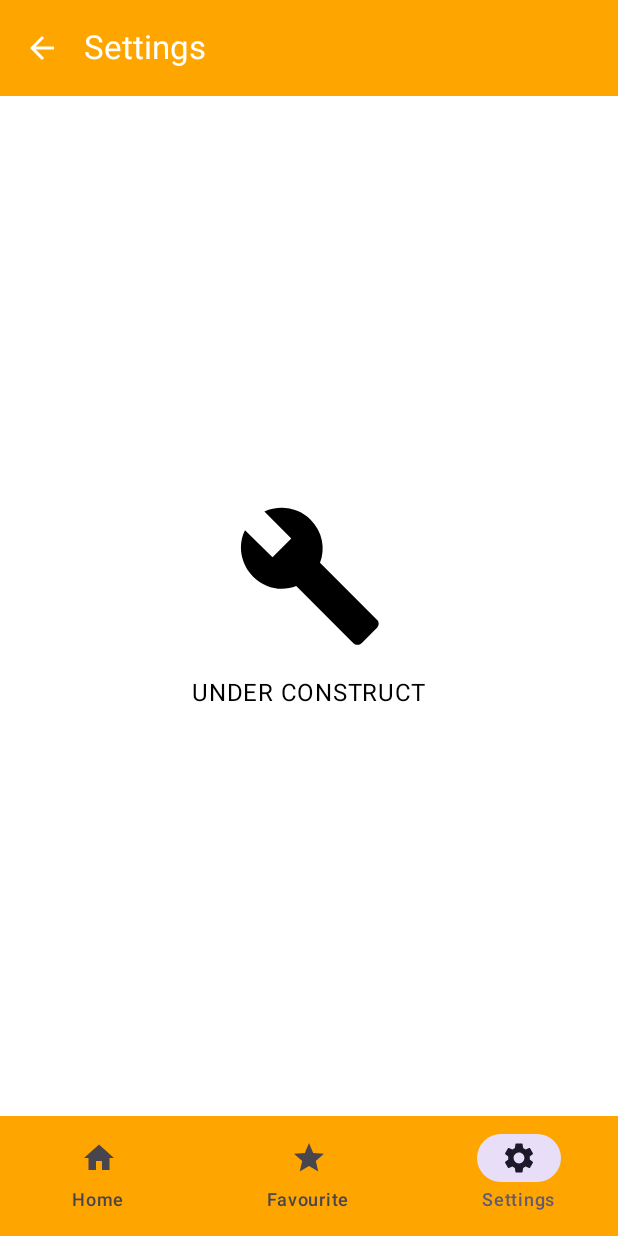
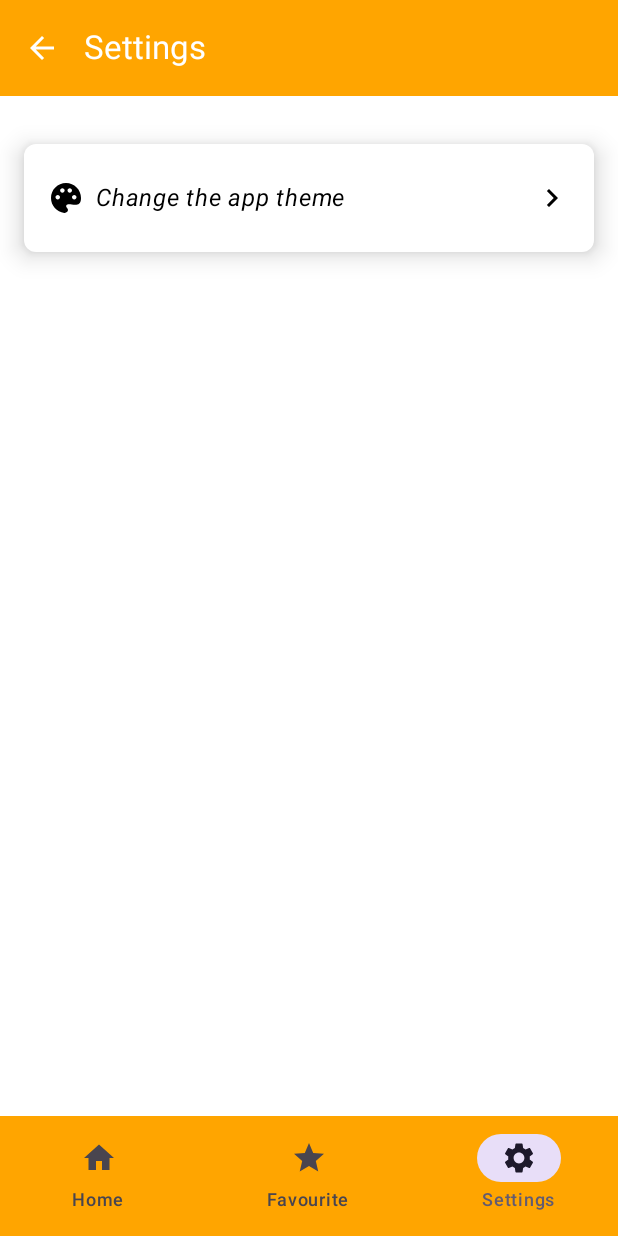
Before and after one commit to Robilko/BasketSnap, an Android app built with Jetpack Compose: the screen it shows after launch (MainActivity), item 3 of the bottom bar chosen, on a phone screen of 412 x 824 dp. Run offline under Robolectric (Android 15) with nearby library versions, the phone set to English and light mode, and no system bars; our stand-ins replace Dagger/Hilt's generated code, Room's generated code; libraries missing offline, so code that uses them is left out: coil.decode, com.jakewharton.retrofit2; network calls fail; pictures from the network do not load.

Commit message:
Реализован минимальный функционал экрана настроек - смена темы приложения

```diff
--- a/app/src/main/java/ru/robilko/basket_snap/MainActivity.kt
+++ b/app/src/main/java/ru/robilko/basket_snap/MainActivity.kt
@@ -9,16 +9,22 @@ import dagger.hilt.android.AndroidEntryPoint
 import ru.robilko.basket_snap.ui.BasketSnapApp
 import ru.robilko.basket_snap.ui.rememberBasketSnapAppState
 import ru.robilko.core_ui.theme.BasketSnapTheme
+import ru.robilko.settings.domain.repo.AppConfigRepository
+import javax.inject.Inject
 
 @AndroidEntryPoint
 class MainActivity : ComponentActivity() {
+    @Inject
+    lateinit var appConfigRepository: AppConfigRepository
+
     override fun onCreate(savedInstanceState: Bundle?) {
         installSplashScreen()
         super.onCreate(savedInstanceState)
         enableEdgeToEdge()
         setContent {
-            val appState = rememberBasketSnapAppState()
-            BasketSnapTheme {
+            val appState = rememberBasketSnapAppState(appConfigRepository)
+
+            BasketSnapTheme(isDarkTheme = appState.isDarkTheme) {
                 BasketSnapApp(appState)
             }
         }
--- a/app/src/main/java/ru/robilko/basket_snap/ui/BasketSnapApp.kt
+++ b/app/src/main/java/ru/robilko/basket_snap/ui/BasketSnapApp.kt
@@ -29,8 +29,6 @@ import androidx.compose.runtime.setValue
 import androidx.compose.ui.Modifier
 import androidx.compose.ui.graphics.Color
 import androidx.compose.ui.res.stringResource
-import androidx.compose.ui.tooling.preview.Devices
-import androidx.compose.ui.tooling.preview.Preview
 import androidx.compose.ui.unit.dp
 import androidx.navigation.NavDestination
 import androidx.navigation.NavDestination.Companion.hierarchy
@@ -53,7 +51,7 @@ internal fun BasketSnapApp(
             TopAppBar(
                 title = { Text(text = stringResource(id = topBarTitle)) },
                 navigationIcon = {
-                    if (appState.needToShowTopBar) {
+                    if (appState.needToShowTopBarBackButton) {
                         IconButton(onClick = appState::navigateBack) {
                             Icon(
                                 imageVector = Icons.AutoMirrored.Filled.ArrowBack,
@@ -128,11 +126,3 @@ private fun AppBottomBar(
         }
     }
 }
-
-@Preview(showBackground = true, showSystemUi = true, device = Devices.PIXEL)
-@Composable
-fun MainScreenPreview() {
-    BasketSnapApp(
-        appState = rememberBasketSnapAppState()
-    )
-}
--- a/app/src/main/java/ru/robilko/basket_snap/ui/BasketSnapAppState.kt
+++ b/app/src/main/java/ru/robilko/basket_snap/ui/BasketSnapAppState.kt
@@ -1,11 +1,13 @@
 package ru.robilko.basket_snap.ui
 
 import android.util.Log
+import androidx.compose.foundation.isSystemInDarkTheme
 import androidx.compose.runtime.Composable
 import androidx.compose.runtime.DisposableEffect
+import androidx.compose.runtime.ReadOnlyComposable
 import androidx.compose.runtime.Stable
+import androidx.compose.runtime.collectAsState
 import androidx.compose.runtime.remember
-import androidx.compose.runtime.rememberCoroutineScope
 import androidx.navigation.NavController
 import androidx.navigation.NavDestination
 import androidx.navigation.NavGraph.Companion.findStartDestination
@@ -13,33 +15,41 @@ import androidx.navigation.NavHostController
 import androidx.navigation.compose.currentBackStackEntryAsState
 import androidx.navigation.compose.rememberNavController
 import androidx.navigation.navOptions
-import kotlinx.coroutines.CoroutineScope
 import ru.robilko.basket_snap.navigation.TopLevelDestination
 import ru.robilko.basket_snap.navigation.navigateToFavouritesGraph
 import ru.robilko.basket_snap.navigation.navigateToHomeGraph
 import ru.robilko.basket_snap.navigation.navigateToSettingsGraph
 import ru.robilko.home.navigation.HOME_ROUTE
+import ru.robilko.settings.domain.model.AppConfigData
+import ru.robilko.settings.domain.model.DarkThemeConfig
+import ru.robilko.settings.domain.repo.AppConfigRepository
 
 @Composable
 fun rememberBasketSnapAppState(
-    coroutineScope: CoroutineScope = rememberCoroutineScope(),
+    appConfigRepository: AppConfigRepository,
     navController: NavHostController = rememberNavController()
 ): BasketSnapAppState {
     NavigationLoggingSideEffect(navController)
-    return remember(coroutineScope, navController) {
-        BasketSnapAppState(coroutineScope, navController)
+    return remember(appConfigRepository, navController) {
+        BasketSnapAppState(appConfigRepository, navController)
     }
 }
 
 @Stable
 class BasketSnapAppState(
-    val coroutineScope: CoroutineScope,
+    private val appConfigRepository: AppConfigRepository,
     val navController: NavHostController
 ) {
+    private val appConfigData: AppConfigData
+        @Composable get() = appConfigRepository.getSettingsData().collectAsState().value
+
+    val isDarkTheme: Boolean
+        @Composable get() = shouldUseDarkTheme(darkThemeConfig = appConfigData.darkThemeConfig)
+
     val currentDestination: NavDestination?
         @Composable get() = navController.currentBackStackEntryAsState().value?.destination
 
-    val needToShowTopBar: Boolean
+    val needToShowTopBarBackButton: Boolean
         @Composable get() = currentDestination?.route != HOME_ROUTE
 
     fun navigateBack() {
@@ -75,3 +85,13 @@ private fun NavigationLoggingSideEffect(navController: NavHostController) {
         }
     }
 }
+
+@Composable
+@ReadOnlyComposable
+private fun shouldUseDarkTheme(
+    darkThemeConfig: DarkThemeConfig,
+): Boolean = when (darkThemeConfig) {
+    DarkThemeConfig.FOLLOW_SYSTEM -> isSystemInDarkTheme()
+    DarkThemeConfig.LIGHT -> false
+    DarkThemeConfig.DARK -> true
+}
--- a/core/local/src/main/java/ru/robilko/local/di/LocalModule.kt
+++ b/core/local/src/main/java/ru/robilko/local/di/LocalModule.kt
@@ -1,6 +1,7 @@
 package ru.robilko.local.di
 
 import android.content.Context
+import android.content.SharedPreferences
 import androidx.room.Room
 import dagger.Module
 import dagger.Provides
@@ -11,11 +12,18 @@ import ru.robilko.local.BasketSnapDatabase
 import ru.robilko.local.dao.CountryDao
 import ru.robilko.local.dao.LeagueDao
 import ru.robilko.local.dao.TeamInfoDao
+import javax.inject.Qualifier
 import javax.inject.Singleton
 
 @Module
 @InstallIn(SingletonComponent::class)
 internal object LocalModule {
+    @Singleton
+    @Provides
+    @SharedPreferencesDefault
+    fun provideSharedPrefs(@ApplicationContext context: Context): SharedPreferences =
+        context.getSharedPreferences(BASKET_SNAP_PREFS_NAME, Context.MODE_PRIVATE)
+
     @Provides
     @Singleton
     fun providesBasketSnapDatabase(
@@ -25,8 +33,6 @@ internal object LocalModule {
         BasketSnapDatabase::class.java,
         BASKET_SNAP_DB_NAME
     ).build()
-
-    private const val BASKET_SNAP_DB_NAME = "basket_snap_database"
 
     @Provides
     fun providesCountryDao(
@@ -42,4 +48,10 @@ internal object LocalModule {
     fun providesTeamDao(
         database: BasketSnapDatabase
     ): TeamInfoDao = database.teamInfoDao()
+
+    private const val BASKET_SNAP_DB_NAME = "basket_snap_database"
+    private const val BASKET_SNAP_PREFS_NAME = "basket_snap_preferences"
 }
+
+@Qualifier
+annotation class SharedPreferencesDefault
--- a/core/ui/src/main/java/ru/robilko/core_ui/theme/Theme.kt
+++ b/core/ui/src/main/java/ru/robilko/core_ui/theme/Theme.kt
@@ -53,15 +53,11 @@ private val DarkColorPalette = BasketSnapColors(
 
 @Composable
 fun BasketSnapTheme(
-    darkTheme: Boolean = isSystemInDarkTheme(),
+    isDarkTheme: Boolean = isSystemInDarkTheme(),
     content: @Composable () -> Unit
 ) {
-    val colorScheme = when {
-        darkTheme -> DarkColorScheme
-        else -> LightColorScheme
-    }
-
-    val colorPalette = if (darkTheme) DarkColorPalette else LightColorPalette
+    val colorScheme = if (isDarkTheme) DarkColorScheme else LightColorScheme
+    val colorPalette = if (isDarkTheme) DarkColorPalette else LightColorPalette
 
     CompositionLocalProvider(
         LocalBasketSnapColors provides colorPalette
--- a/feature/settings/build.gradle.kts
+++ b/feature/settings/build.gradle.kts
@@ -34,6 +34,7 @@ dependencies {
     //    modules
     implementation(project(":core:base"))
     implementation(project(":core:ui"))
+    implementation(project(":core:local"))
 
     //    di
     implementation(libs.dagger.hilt.android)
--- /dev/null
+++ b/feature/settings/src/main/java/ru/robilko/settings/data/repo/AppConfigRepositoryImpl.kt
@@ -0,0 +1,42 @@
+package ru.robilko.settings.data.repo
+
+import android.content.SharedPreferences
+import kotlinx.coroutines.flow.MutableStateFlow
+import kotlinx.coroutines.flow.StateFlow
+import kotlinx.coroutines.flow.update
+import ru.robilko.local.di.SharedPreferencesDefault
+import ru.robilko.settings.domain.model.AppConfigData
+import ru.robilko.settings.domain.model.DarkThemeConfig
+import ru.robilko.settings.domain.repo.AppConfigRepository
+import javax.inject.Inject
+
+class AppConfigRepositoryImpl @Inject constructor(
+    @SharedPreferencesDefault private val preferences: SharedPreferences
+) : AppConfigRepository {
+
+    private val appConfigData: MutableStateFlow<AppConfigData> = MutableStateFlow(
+        AppConfigData(
+            darkThemeConfig = getDarkThemeConfig()
+        )
+    )
+
+    override fun getSettingsData(): StateFlow<AppConfigData> = appConfigData
+
+    private fun getDarkThemeConfig(): DarkThemeConfig {
+        val currentName =
+            preferences.getString(DARK_THEME_CONFIG_KEY, DarkThemeConfig.FOLLOW_SYSTEM.name)
+        return currentName.let {
+            DarkThemeConfig.entries.firstOrNull { it.name == currentName }
+                ?: DarkThemeConfig.FOLLOW_SYSTEM
+        }
+    }
+
+    override fun setDarkThemeConfig(darkThemeConfig: DarkThemeConfig) {
+        preferences.edit().putString(DARK_THEME_CONFIG_KEY, darkThemeConfig.name).apply()
+        appConfigData.update { it.copy(darkThemeConfig = darkThemeConfig) }
+    }
+
+    private companion object {
+        const val DARK_THEME_CONFIG_KEY = "dark_theme_config_key"
+    }
+}
--- /dev/null
+++ b/feature/settings/src/main/java/ru/robilko/settings/domain/model/AppConfigData.kt
@@ -0,0 +1,5 @@
+package ru.robilko.settings.domain.model
+
+data class AppConfigData(
+    val darkThemeConfig: DarkThemeConfig,
+)
--- /dev/null
+++ b/feature/settings/src/main/java/ru/robilko/settings/domain/model/DarkThemeConfig.kt
@@ -0,0 +1,10 @@
+package ru.robilko.settings.domain.model
+
+import androidx.annotation.StringRes
+import ru.robilko.settings.R
+
+enum class DarkThemeConfig(@StringRes val titleResId: Int) {
+    FOLLOW_SYSTEM(R.string.follow_system_theme_title),
+    LIGHT(R.string.light_theme_title),
+    DARK(R.string.dark_theme_title)
+}
--- /dev/null
+++ b/feature/settings/src/main/java/ru/robilko/settings/domain/repo/AppConfigRepository.kt
@@ -0,0 +1,10 @@
+package ru.robilko.settings.domain.repo
+
+import kotlinx.coroutines.flow.StateFlow
+import ru.robilko.settings.domain.model.AppConfigData
+import ru.robilko.settings.domain.model.DarkThemeConfig
+
+interface AppConfigRepository {
+    fun getSettingsData(): StateFlow<AppConfigData>
+    fun setDarkThemeConfig(darkThemeConfig: DarkThemeConfig)
+}
--- a/feature/settings/src/main/java/ru/robilko/settings/presentation/SettingsRoute.kt
+++ b/feature/settings/src/main/java/ru/robilko/settings/presentation/SettingsRoute.kt
@@ -1,23 +1,44 @@
 package ru.robilko.settings.presentation
 
+import androidx.annotation.DrawableRes
+import androidx.annotation.StringRes
 import androidx.compose.foundation.layout.Arrangement
-import androidx.compose.foundation.layout.Box
 import androidx.compose.foundation.layout.Column
+import androidx.compose.foundation.layout.Row
+import androidx.compose.foundation.layout.Spacer
 import androidx.compose.foundation.layout.fillMaxSize
-import androidx.compose.foundation.layout.size
+import androidx.compose.foundation.layout.fillMaxWidth
+import androidx.compose.foundation.layout.height
+import androidx.compose.foundation.layout.padding
 import androidx.compose.material.icons.Icons
-import androidx.compose.material.icons.filled.Build
+import androidx.compose.material.icons.automirrored.filled.KeyboardArrowRight
+import androidx.compose.material3.BasicAlertDialog
+import androidx.compose.material3.ExperimentalMaterial3Api
 import androidx.compose.material3.Icon
 import androidx.compose.runtime.Composable
 import androidx.compose.runtime.LaunchedEffect
 import androidx.compose.ui.Alignment
 import androidx.compose.ui.Modifier
+import androidx.compose.ui.graphics.vector.ImageVector
+import androidx.compose.ui.res.stringResource
+import androidx.compose.ui.res.vectorResource
+import androidx.compose.ui.text.font.FontStyle
+import androidx.compose.ui.text.font.FontWeight
+import androidx.compose.ui.tooling.preview.Preview
 import androidx.compose.ui.unit.dp
+import androidx.compose.ui.unit.sp
 import androidx.hilt.navigation.compose.hiltViewModel
 import androidx.lifecycle.compose.collectAsStateWithLifecycle
+import kotlinx.collections.immutable.PersistentList
+import ru.robilko.core_ui.presentation.Selectable
+import ru.robilko.core_ui.presentation.SelectableData
+import ru.robilko.core_ui.presentation.components.AppCard
+import ru.robilko.core_ui.presentation.components.AppRadioGroup
 import ru.robilko.core_ui.presentation.components.AppText
 import ru.robilko.core_ui.theme.BasketSnapTheme
+import ru.robilko.core_ui.utils.bounceClick
 import ru.robilko.settings.R
+import ru.robilko.settings.domain.model.DarkThemeConfig
 
 @Composable
 internal fun SettingsRoute(
@@ -39,18 +60,103 @@ private fun SettingsScreen(
     onEvent: (SettingsUiEvent) -> Unit,
     modifier: Modifier = Modifier
 ) {
-    Box(modifier = modifier, contentAlignment = Alignment.Center) {
-        Column(
-            horizontalAlignment = Alignment.CenterHorizontally,
-            verticalArrangement = Arrangement.spacedBy(16.dp)
+    uiState.selectableDialogState?.data?.let { dialogData ->
+        SettingsSelectableDialog(
+            titleResId = dialogData.titleResId,
+            selected = dialogData.selected,
+            choices = dialogData.choices,
+            onSelect = { onEvent(SettingsUiEvent.SelectNewChoice(it)) },
+            onDismiss = { onEvent(SettingsUiEvent.DismissSelectableDialog) }
+        )
+    }
+
+    Column(
+        modifier = modifier.padding(horizontal = 16.dp),
+        verticalArrangement = Arrangement.spacedBy(16.dp)
+    ) {
+        Spacer(modifier = Modifier.height(16.dp))
+        SettingsItem(
+            iconResId = R.drawable.ic_theme_mode,
+            text = stringResource(R.string.change_theme_setting_title),
+            onClick = { onEvent(SettingsUiEvent.ClickAppThemeSetting) }
+        )
+    }
+}
+
+@Composable
+private fun SettingsItem(@DrawableRes iconResId: Int, text: String, onClick: () -> Unit) {
+    AppCard(modifier = Modifier.bounceClick { onClick() }) {
+        Row(
+            modifier = Modifier.fillMaxWidth(),
+            verticalAlignment = Alignment.CenterVertically
         ) {
             Icon(
-                imageVector = Icons.Default.Build,
-                tint = BasketSnapTheme.colors.primaryText,
-                modifier = Modifier.size(100.dp),
-                contentDescription = null
+                imageVector = ImageVector.vectorResource(id = iconResId),
+                contentDescription = null,
+                tint = BasketSnapTheme.colors.primaryText
             )
-            AppText(text = "UNDER CONSTRUCT")
+            AppText(
+                text = text,
+                fontStyle = FontStyle.Italic,
+                fontSize = 16.sp,
+                modifier = Modifier
+                    .weight(1f)
+                    .padding(8.dp)
+            )
+            Icon(
+                imageVector = Icons.AutoMirrored.Filled.KeyboardArrowRight,
+                contentDescription = null,
+                tint = BasketSnapTheme.colors.primaryText
+            )
         }
     }
 }
+
+@OptIn(ExperimentalMaterial3Api::class)
+@Composable
+private fun SettingsSelectableDialog(
+    @StringRes titleResId: Int,
+    selected: Selectable?,
+    choices: PersistentList<Selectable>,
+    onSelect: (Selectable) -> Unit,
+    onDismiss: () -> Unit
+) {
+    BasicAlertDialog(onDismissRequest = onDismiss) {
+        AppCard {
+            Column(
+                horizontalAlignment = Alignment.CenterHorizontally,
+                verticalArrangement = Arrangement.spacedBy(8.dp)
+            ) {
+                AppText(
+                    text = stringResource(id = titleResId),
+                    fontWeight = FontWeight.SemiBold,
+                    modifier = Modifier.padding(bottom = 8.dp)
+                )
+
+                AppRadioGroup(
+                    selected = selected,
+                    choices = choices,
+                    modifier = Modifier.fillMaxWidth(),
+                    onSelect = onSelect
+                )
+            }
+        }
+    }
+}
+
+@Composable
+@Preview(showBackground = true, showSystemUi = true)
+private fun SettingsPreview() {
+    BasketSnapTheme {
+        SettingsScreen(
+            uiState = SettingsUiState(
+                darkThemeConfig = SelectableData(
+                    DarkThemeConfig.FOLLOW_SYSTEM.name,
+                    "Как в системе"
+                )
+            ),
+            onEvent = {},
+            modifier = Modifier.fillMaxSize()
+        )
+    }
+}
--- a/feature/settings/src/main/java/ru/robilko/settings/presentation/SettingsUiEvent.kt
+++ b/feature/settings/src/main/java/ru/robilko/settings/presentation/SettingsUiEvent.kt
@@ -1,6 +1,10 @@
 package ru.robilko.settings.presentation
 
+import ru.robilko.core_ui.presentation.Selectable
 import ru.robilko.core_ui.presentation.UiEvent
 
 sealed class SettingsUiEvent : UiEvent {
+    data object ClickAppThemeSetting : SettingsUiEvent()
+    data object DismissSelectableDialog : SettingsUiEvent()
+    data class SelectNewChoice(val selectable: Selectable): SettingsUiEvent()
 }
--- a/feature/settings/src/main/java/ru/robilko/settings/presentation/SettingsUiState.kt
+++ b/feature/settings/src/main/java/ru/robilko/settings/presentation/SettingsUiState.kt
@@ -1,7 +1,25 @@
 package ru.robilko.settings.presentation
 
+import androidx.annotation.StringRes
+import kotlinx.collections.immutable.PersistentList
+import ru.robilko.core_ui.presentation.Selectable
 import ru.robilko.core_ui.presentation.UiState
 
 data class SettingsUiState(
-    val isLoading: Boolean = false
-): UiState
+    val darkThemeConfig: Selectable? = null,
+    val selectableDialogState: SelectableDialogState? = null
+) : UiState
+
+sealed class SelectableDialogState(open val data: SelectableDialogData) {
+    data class ShowThemeChoices(override val data: SelectableDialogData) :
+        SelectableDialogState(data)
+
+    data class ShowLanguageChoices(override val data: SelectableDialogData) :
+        SelectableDialogState(data)
+}
+
+data class SelectableDialogData(
+    @StringRes val titleResId: Int,
+    val selected: Selectable?,
+    val choices: PersistentList<Selectable>
+)
--- a/feature/settings/src/main/java/ru/robilko/settings/presentation/SettingsViewModel.kt
+++ b/feature/settings/src/main/java/ru/robilko/settings/presentation/SettingsViewModel.kt
@@ -1,21 +1,92 @@
 package ru.robilko.settings.presentation
 
+import android.content.Context
+import androidx.lifecycle.viewModelScope
 import dagger.hilt.android.lifecycle.HiltViewModel
+import dagger.hilt.android.qualifiers.ApplicationContext
+import kotlinx.collections.immutable.PersistentList
+import kotlinx.collections.immutable.toPersistentList
 import kotlinx.coroutines.flow.MutableStateFlow
 import kotlinx.coroutines.flow.StateFlow
+import kotlinx.coroutines.flow.collectLatest
+import kotlinx.coroutines.flow.update
+import kotlinx.coroutines.launch
 import ru.robilko.core_ui.presentation.BaseAppViewModel
+import ru.robilko.core_ui.presentation.Selectable
+import ru.robilko.core_ui.presentation.SelectableData
+import ru.robilko.settings.R
+import ru.robilko.settings.domain.model.DarkThemeConfig
+import ru.robilko.settings.domain.repo.AppConfigRepository
 import javax.inject.Inject
 
 @HiltViewModel
 class SettingsViewModel @Inject constructor(
-
+    @ApplicationContext private val appContext: Context,
+    private val appConfigRepository: AppConfigRepository
 ) : BaseAppViewModel<SettingsUiState, SettingsUiEvent>() {
     private val _uiState: MutableStateFlow<SettingsUiState> = MutableStateFlow(SettingsUiState())
     override val uiState: StateFlow<SettingsUiState> = _uiState
 
     override fun onEvent(event: SettingsUiEvent) {
         when (event) {
-            else -> {}
+            SettingsUiEvent.ClickAppThemeSetting -> showSelectThemeDialog()
+
+            SettingsUiEvent.DismissSelectableDialog ->
+                _uiState.update { it.copy(selectableDialogState = null) }
+
+            is SettingsUiEvent.SelectNewChoice -> onNewChoiceSelected(event.selectable)
         }
     }
+
+    init {
+        observeAppConfigData()
+    }
+
+    private fun observeAppConfigData() {
+        viewModelScope.launch {
+            appConfigRepository.getSettingsData().collectLatest { data ->
+                _uiState.update { it.copy(darkThemeConfig = data.darkThemeConfig.asSelectable()) }
+            }
+        }
+    }
+
+    private fun showSelectThemeDialog() {
+        _uiState.update {
+            it.copy(
+                selectableDialogState = SelectableDialogState.ShowThemeChoices(
+                    data = SelectableDialogData(
+                        titleResId = R.string.change_theme_setting_title,
+                        selected = _uiState.value.darkThemeConfig,
+                        choices = getThemeChoices()
+                    )
+                )
+            )
+        }
+    }
+
+    private fun DarkThemeConfig.asSelectable(): Selectable =
+        SelectableData(
+            value = name,
+            name = appContext.getString(titleResId)
+        )
+
+    private fun getThemeChoices(): PersistentList<Selectable> =
+        DarkThemeConfig.entries.map { it.asSelectable() }.toPersistentList()
+
+    private fun onNewChoiceSelected(selectable: Selectable) {
+        when (_uiState.value.selectableDialogState) {
+            is SelectableDialogState.ShowThemeChoices -> {
+                val newChoice =
+                    DarkThemeConfig.entries.firstOrNull { it.name == selectable.value } ?: return
+                appConfigRepository.setDarkThemeConfig(newChoice)
+            }
+
+            is SelectableDialogState.ShowLanguageChoices -> {
+                //todo реализовать выбор языка
+            }
+
+            null -> {}
+        }
+        _uiState.update { it.copy(selectableDialogState = null) }
+    }
 }
--- /dev/null
+++ b/feature/settings/src/main/res/drawable/ic_theme_mode.xml
@@ -0,0 +1,12 @@
+<vector xmlns:android="http://schemas.android.com/apk/res/android"
+    android:width="24dp"
+    android:height="24dp"
+    android:viewportWidth="24"
+    android:viewportHeight="24">
+
+    <path
+        android:fillColor="#FFFFFF"
+        android:fillType="evenOdd"
+        android:pathData="M10.847,21.934C5.867,21.362 2,17.133 2,12C2,6.477 6.477,2 12,2C17.523,2 22,6.477 22,12C22,17.156 18.717,16.733 15.913,16.37C14.296,16.161 12.839,15.973 12.262,16.888C11.867,17.514 12.294,18.294 12.817,18.817C13.47,19.47 13.47,20.53 12.817,21.183C12.294,21.706 11.582,22.019 10.847,21.934ZM11.085,7C11.085,7.828 10.413,8.5 9.585,8.5C8.757,8.5 8.085,7.828 8.085,7C8.085,6.171 8.757,5.5 9.585,5.5C10.413,5.5 11.085,6.171 11.085,7ZM6.5,13C7.328,13 8,12.328 8,11.5C8,10.672 7.328,10 6.5,10C5.672,10 5,10.672 5,11.5C5,12.328 5.672,13 6.5,13ZM17.5,13C18.328,13 19,12.328 19,11.5C19,10.672 18.328,10 17.5,10C16.672,10 16,10.672 16,11.5C16,12.328 16.672,13 17.5,13ZM14.5,8.5C15.328,8.5 16,7.828 16,7C16,6.172 15.328,5.5 14.5,5.5C13.672,5.5 13,6.172 13,7C13,7.828 13.672,8.5 14.5,8.5Z" />
+
+</vector>
--- a/feature/settings/src/main/res/values/strings.xml
+++ b/feature/settings/src/main/res/values/strings.xml
@@ -1,4 +1,8 @@
 <?xml version="1.0" encoding="utf-8"?>
 <resources>
     <string name="settings_title">Settings</string>
+    <string name="follow_system_theme_title">Follow system theme</string>
+    <string name="light_theme_title">Light theme</string>
+    <string name="dark_theme_title">Dark theme</string>
+    <string name="change_theme_setting_title">Change the app theme</string>
 </resources>
```
Also changed, not shown: core/ui/src/main/java/ru/robilko/core_ui/presentation/components/AppRadioButton.kt (added, +122 -0 lines), feature/settings/src/main/java/ru/robilko/settings/di/SettingsModule.kt (added, +17 -0 lines), 1 other file.
